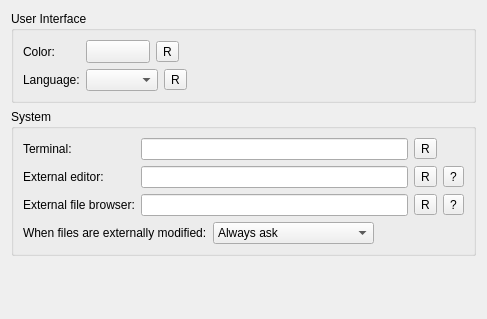
Qt form src/plugins/coreplugin/generalsettings.ui (qt-creator/qt-creator) before a commit.
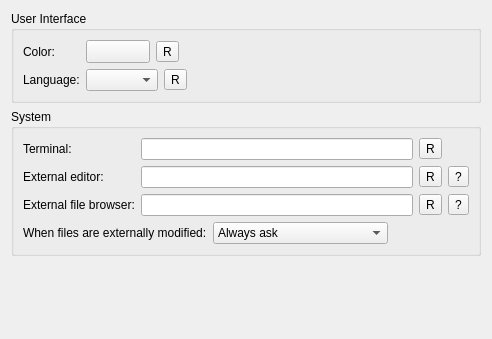
The same form after that commit. Icons and pictures are not drawn. Custom widgets are drawn as their Qt base class.

```diff
--- a/src/plugins/coreplugin/generalsettings.ui
+++ b/src/plugins/coreplugin/generalsettings.ui
@@ -6,8 +6,8 @@
    <rect>
     <x>0</x>
     <y>0</y>
-    <width>487</width>
-    <height>319</height>
+    <width>492</width>
+    <height>339</height>
    </rect>
   </property>
   <layout class="QVBoxLayout" name="verticalLayout">
@@ -234,7 +234,7 @@
           </item>
           <item>
            <property name="text">
-            <string>Reload all modified files</string>
+            <string>Reload all unmodified files</string>
            </property>
           </item>
           <item>
```
